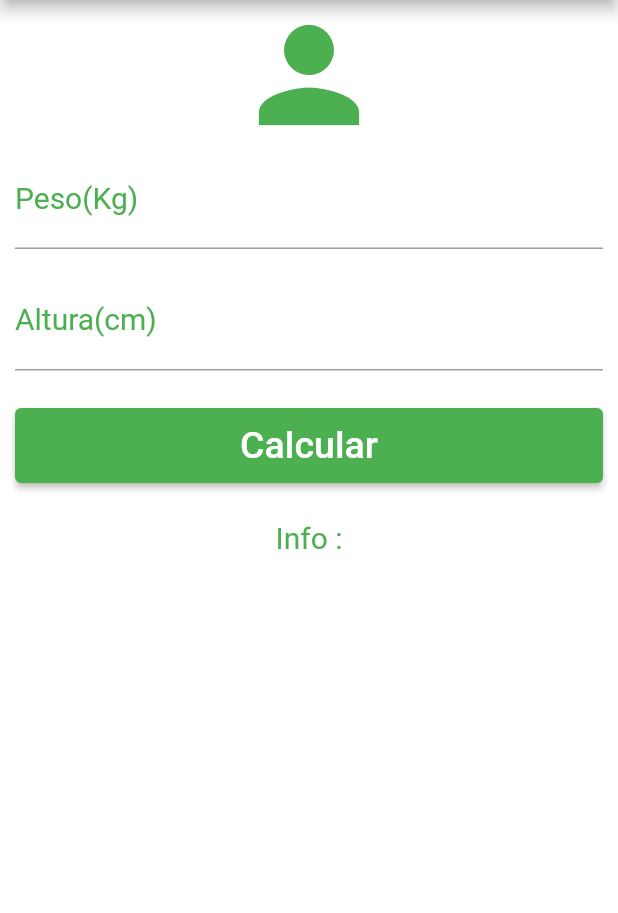
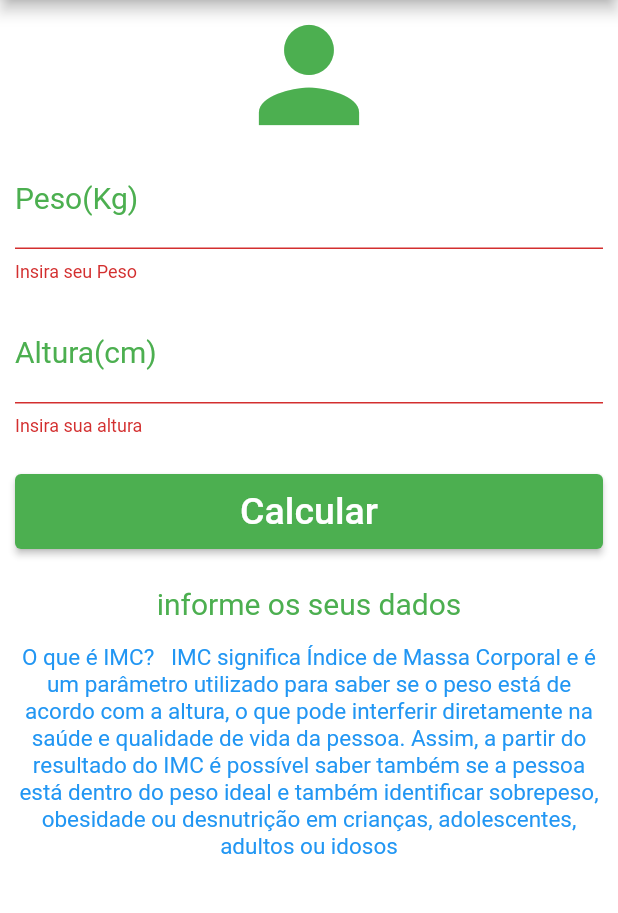
Before and after one commit to PauloCeami/FlutterDartInicial, a Flutter app: the screen it shows after launch, after a tap on "Calcular", on a phone screen of 412 x 824 dp, the part 84-997 px from its top. Run offline on Flutter 3.47's test engine with Material 2 defaults, Android fonts, the phone set to English and light mode, and no system bars.

Commit message:
terminando calculadora de imc

```diff
--- a/calculadora_imc/lib/main.dart
+++ b/calculadora_imc/lib/main.dart
@@ -14,6 +14,42 @@ class Home extends StatefulWidget {
 }
 
 class _HomeState extends State<Home> {
+  String mInfoText = "informe os seus dados";
+
+  TextEditingController mPeso = TextEditingController();
+  TextEditingController mAltura = TextEditingController();
+  GlobalKey<FormState> mFormGk_imc = GlobalKey<FormState>();
+
+  void _resetField() {
+    setState(() {
+      mPeso.text = "";
+      mAltura.text = "";
+      mInfoText = "informe os seus dados";
+    });
+  }
+
+  void _calcular() {
+    setState(() {
+      double ps = double.parse(mAltura.text);
+      double alt = double.parse(mPeso.text) / 100;
+
+      double imc = 0.0;
+      imc = ps / (alt * alt);
+      if (imc < 18.5) {
+        mInfoText = "Magreza : ${imc.toStringAsPrecision(4)} ";
+      }
+      if (imc >= 18.5 && imc <= 24.9) {
+        mInfoText = "Peso Normal :  ${imc.toStringAsPrecision(4)} ";
+      }
+      if (imc >= 24.9 && imc <= 30.0) {
+        mInfoText = "Sobrepeso :  ${imc.toStringAsPrecision(4)} ";
+      }
+      if (imc > 30) {
+        mInfoText = "Obesidade :  ${imc.toStringAsPrecision(4)} ";
+      }
+    });
+  }
+
   @override
   Widget build(BuildContext context) {
     return Scaffold(
@@ -23,7 +59,7 @@ class _HomeState extends State<Home> {
         backgroundColor: Colors.green,
         actions: [
           IconButton(
-            onPressed: () {},
+            onPressed: _resetField,
             icon: Icon(Icons.refresh),
           )
         ],
@@ -31,6 +67,8 @@ class _HomeState extends State<Home> {
       backgroundColor: Colors.white,
       body: SingleChildScrollView(
         padding: EdgeInsets.fromLTRB(10.0, 0.0, 10.0, 0.0),
+        child: Form(
+          key: mFormGk_imc,
           child: Column(
             crossAxisAlignment: CrossAxisAlignment.stretch,
             children: [
@@ -39,7 +77,13 @@ class _HomeState extends State<Home> {
                 size: 100.0,
                 color: Colors.green,
               ),
-            TextField(
+              TextFormField(
+                validator: (value) {
+                  if (value!.isEmpty) {
+                    return "Insira seu Peso";
+                  }
+                },
+                controller: mPeso,
                 keyboardType: TextInputType.number,
                 decoration: InputDecoration(
                   labelText: "Peso(Kg)",
@@ -52,7 +96,13 @@ class _HomeState extends State<Home> {
                 ),
               ),
               SizedBox(width: 100, height: 15),
-            TextField(
+              TextFormField(
+                validator: (value) {
+                  if (value!.isEmpty) {
+                    return "Insira sua altura";
+                  }
+                },
+                controller: mAltura,
                 keyboardType: TextInputType.number,
                 decoration: InputDecoration(
                   labelText: "Altura(cm)",
@@ -71,7 +121,12 @@ class _HomeState extends State<Home> {
                   height: 50.0,
                   // defini a altra do filho botao ElevateButton
                   child: ElevatedButton(
-                  onPressed: () {},
+                    onPressed: () {
+                      // virifica se o form está com fields preenchidos
+                      if (mFormGk_imc.currentState!.validate()) {
+                        _calcular();
+                      }
+                    },
                     child: Text(
                       "Calcular",
                       style: TextStyle(
@@ -79,7 +134,8 @@ class _HomeState extends State<Home> {
                       ),
                     ),
                     style: ButtonStyle(
-                      foregroundColor: MaterialStateProperty.all(Colors.white),
+                        foregroundColor:
+                            MaterialStateProperty.all(Colors.white),
                         backgroundColor: MaterialStateProperty.all(
                           Colors.green,
                         )),
@@ -88,14 +144,24 @@ class _HomeState extends State<Home> {
               ),
               SizedBox(width: 100, height: 15),
               Text(
-              "Info :",
+                mInfoText,
                 textAlign: TextAlign.center,
                 style: TextStyle(
                   color: Colors.green,
                   fontSize: 20.0,
                 ),
               ),
+              SizedBox(width: 100, height: 15),
+              Text(
+                "O que é IMC?   IMC significa Índice de Massa Corporal e é um parâmetro utilizado para saber se o peso está de acordo com a altura, o que pode interferir diretamente na saúde e qualidade de vida da pessoa. Assim, a partir do resultado do IMC é possível saber também se a pessoa está dentro do peso ideal e também identificar sobrepeso, obesidade ou desnutrição em crianças, adolescentes, adultos ou idosos",
+                textAlign: TextAlign.center,
+                style: TextStyle(
+                  color: Colors.blue,
+                  fontSize: 15.0,
+                ),
+              ),
             ],
+          ),
         ),
       ),
     );
```
Lines whose indentation alone changed are shown as unchanged.
